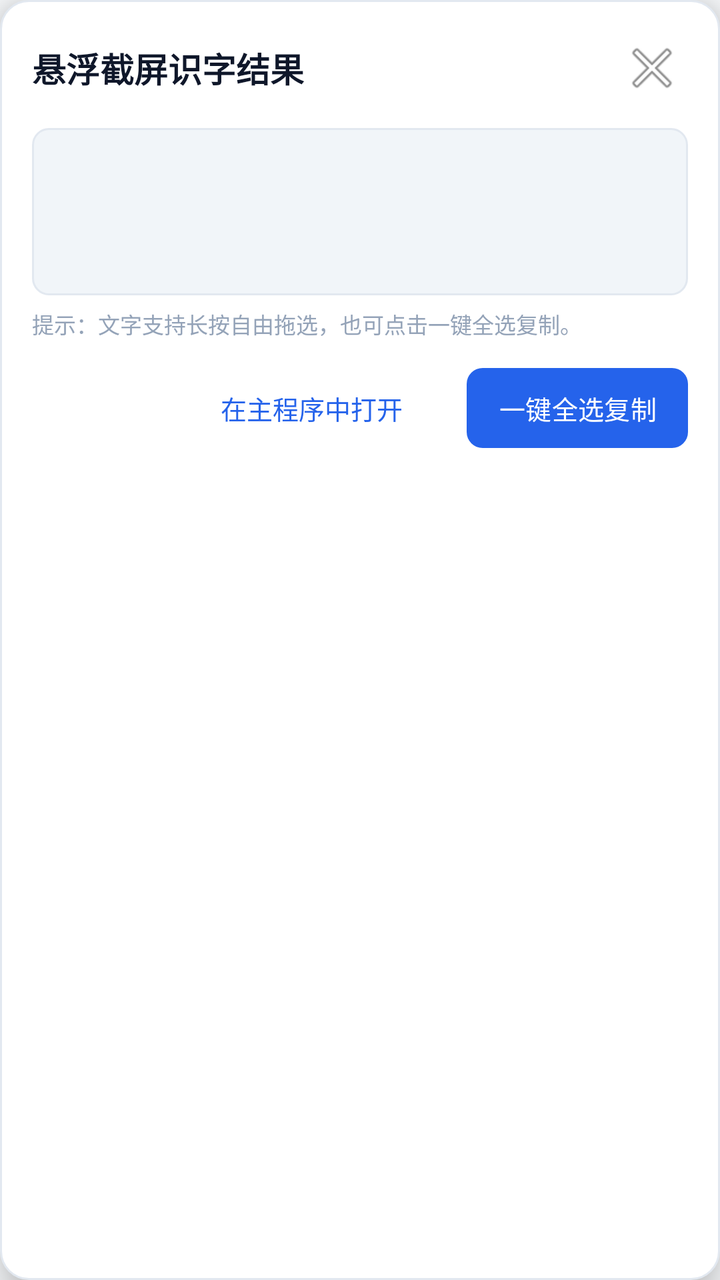
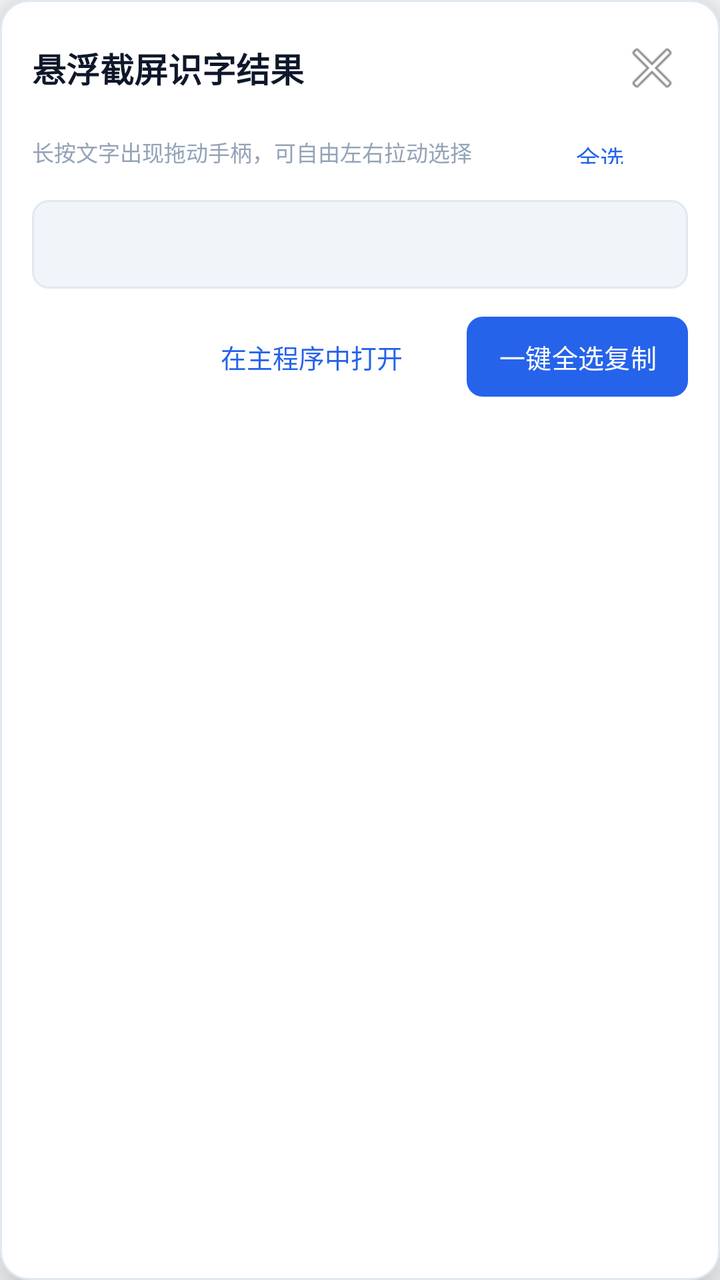

Screens rendered from an Android XML layout before and after an edit, with the pre-edit source and the edit as a unified diff.
<!-- AndroidManifest.xml: application theme Theme.SnapOCR -->
<!-- res/layout/dialog_ocr_result.xml -->
<?xml version="1.0" encoding="utf-8"?>
<LinearLayout xmlns:android="http://schemas.android.com/apk/res/android"
    android:id="@+id/dialogCardRoot"
    android:layout_width="match_parent"
    android:layout_height="wrap_content"
    android:layout_marginStart="16dp"
    android:layout_marginEnd="16dp"
    android:background="@drawable/bg_card"
    android:elevation="12dp"
    android:orientation="vertical"
    android:padding="16dp">

    
    <LinearLayout
        android:layout_width="match_parent"
        android:layout_height="wrap_content"
        android:gravity="center_vertical"
        android:orientation="horizontal">

        <TextView
            android:layout_width="0dp"
            android:layout_height="wrap_content"
            android:layout_weight="1"
            android:text="@string/dialog_capture_title"
            android:textColor="@color/text_primary"
            android:textSize="17sp"
            android:textStyle="bold" />

        <ImageButton
            android:id="@+id/btnDialogClose"
            android:layout_width="36dp"
            android:layout_height="36dp"
            android:background="?android:attr/selectableItemBackgroundBorderless"
            android:contentDescription="@string/action_close"
            android:src="@android:drawable/ic_menu_close_clear_cancel" />

    </LinearLayout>

    
    <FrameLayout
        android:layout_width="match_parent"
        android:layout_height="wrap_content"
        android:layout_marginTop="12dp"
        android:background="@drawable/bg_text_box"
        android:padding="12dp">

        <EditText
            android:id="@+id/etDialogText"
            android:layout_width="match_parent"
            android:layout_height="wrap_content"
            android:background="@null"
            android:gravity="top|start"
            android:lineSpacingExtra="4dp"
            android:maxLines="10"
            android:minLines="3"
            android:scrollbars="vertical"
            android:textIsSelectable="true"
            android:textColor="@color/text_primary"
            android:textSize="14sp" />

    </FrameLayout>

    
    <TextView
        android:layout_width="wrap_content"
        android:layout_height="wrap_content"
        android:layout_marginTop="6dp"
        android:text="@string/dialog_tip"
        android:textColor="@color/text_hint"
        android:textSize="11sp" />

    
    <LinearLayout
        android:layout_width="match_parent"
        android:layout_height="wrap_content"
        android:layout_marginTop="14dp"
        android:gravity="end"
        android:orientation="horizontal">

        <Button
            android:id="@+id/btnDialogViewInApp"
            style="?android:attr/borderlessButtonStyle"
            android:layout_width="wrap_content"
            android:layout_height="40dp"
            android:layout_marginEnd="8dp"
            android:text="@string/dialog_view_in_app"
            android:textColor="@color/primary"
            android:textSize="13sp" />

        <Button
            android:id="@+id/btnDialogCopy"
            android:layout_width="wrap_content"
            android:layout_height="40dp"
            android:background="@drawable/bg_primary_btn"
            android:paddingStart="16dp"
            android:paddingEnd="16dp"
            android:text="@string/dialog_copy_btn"
            android:textColor="#FFFFFF"
            android:textSize="13sp" />

    </LinearLayout>

</LinearLayout>
<!-- resources referenced by this layout -->
<resources>
  <color name="primary">#2563EB</color>
  <color name="text_hint">#94A3B8</color>
  <color name="text_primary">#0F172A</color>
  <!-- drawable bg_card (drawable) -->
  <?xml version="1.0" encoding="utf-8"?>
  <shape xmlns:android="http://schemas.android.com/apk/res/android"
      android:shape="rectangle">
      <solid android:color="@color/surface" />
      <corners android:radius="14dp" />
      <stroke android:width="1dp" android:color="@color/divider" />
  </shape>
  <!-- drawable bg_primary_btn (drawable) -->
  <?xml version="1.0" encoding="utf-8"?>
  <shape xmlns:android="http://schemas.android.com/apk/res/android"
      android:shape="rectangle">
      <solid android:color="@color/primary" />
      <corners android:radius="8dp" />
  </shape>
  <!-- drawable bg_text_box (drawable) -->
  <?xml version="1.0" encoding="utf-8"?>
  <shape xmlns:android="http://schemas.android.com/apk/res/android"
      android:shape="rectangle">
      <solid android:color="@color/surface_variant" />
      <corners android:radius="8dp" />
      <stroke android:width="1dp" android:color="@color/divider" />
  </shape>
  <string name="action_close">关闭</string>
  <string name="dialog_capture_title">悬浮截屏识字结果</string>
  <string name="dialog_copy_btn">一键全选复制</string>
  <string name="dialog_tip">提示：文字支持长按自由拖选，也可点击一键全选复制。</string>
  <string name="dialog_view_in_app">在主程序中打开</string>
  <style name="Theme.SnapOCR" parent="Theme.Material3.DayNight.NoActionBar">
          <item name="colorPrimary">@color/primary</item>
          <item name="colorSecondary">@color/secondary</item>
          <item name="android:statusBarColor">@color/primary_dark</item>
          <item name="android:windowBackground">@color/background</item>
      </style>
  <color name="surface">#FFFFFF</color>
  <color name="divider">#E2E8F0</color>
  <color name="surface_variant">#F1F5F9</color>
  <color name="secondary">#0D9488</color>
  <color name="primary_dark">#1D4ED8</color>
  <color name="background">#F8FAFC</color>
</resources>

<!-- the commit's change to res/layout/dialog_ocr_result.xml (unified diff, before → after) -->
@@ -6,7 +6,7 @@
     android:layout_marginStart="16dp"
     android:layout_marginEnd="16dp"
     android:background="@drawable/bg_card"
-    android:elevation="12dp"
+    android:elevation="16dp"
     android:orientation="vertical"
     android:padding="16dp">
 
@@ -26,6 +26,14 @@
             android:textSize="17sp"
             android:textStyle="bold" />
 
+        <TextView
+            android:id="@+id/tvCharCount"
+            android:layout_width="wrap_content"
+            android:layout_height="wrap_content"
+            android:layout_marginEnd="8dp"
+            android:textColor="@color/text_secondary"
+            android:textSize="12sp" />
+
         <ImageButton
             android:id="@+id/btnDialogClose"
             android:layout_width="36dp"
@@ -37,37 +45,85 @@
     </LinearLayout>
 
     
+    <LinearLayout
+        android:layout_width="match_parent"
+        android:layout_height="wrap_content"
+        android:layout_marginTop="8dp"
+        android:gravity="center_vertical"
+        android:orientation="horizontal">
+
+        <TextView
+            android:id="@+id/tvSelectionStatus"
+            android:layout_width="0dp"
+            android:layout_height="wrap_content"
+            android:layout_weight="1"
+            android:text="@string/dialog_tip_selection"
+            android:textColor="@color/text_hint"
+            android:textSize="11sp" />
+
+        <Button
+            android:id="@+id/btnSelectAllText"
+            style="?android:attr/borderlessButtonStyle"
+            android:layout_width="wrap_content"
+            android:layout_height="32dp"
+            android:minHeight="0dp"
+            android:paddingStart="8dp"
+            android:paddingEnd="8dp"
+            android:text="@string/action_select_all"
+            android:textColor="@color/primary"
+            android:textSize="12sp" />
+
+        <Button
+            android:id="@+id/btnCopySelected"
+            android:layout_width="wrap_content"
+            android:layout_height="32dp"
+            android:layout_marginStart="4dp"
+            android:background="@drawable/bg_primary_btn"
+            android:minHeight="0dp"
+            android:paddingStart="10dp"
+            android:paddingEnd="10dp"
+            android:text="@string/action_copy_selection"
+            android:textColor="#FFFFFF"
+            android:textSize="12sp"
+            android:visibility="gone" />
+
+    </LinearLayout>
+
+    
     <FrameLayout
         android:layout_width="match_parent"
         android:layout_height="wrap_content"
-        android:layout_marginTop="12dp"
+        android:layout_marginTop="8dp"
         android:background="@drawable/bg_text_box"
         android:padding="12dp">
 
-        <EditText
-            android:id="@+id/etDialogText"
+        <ScrollView
             android:layout_width="match_parent"
             android:layout_height="wrap_content"
-            android:background="@null"
-            android:gravity="top|start"
-            android:lineSpacingExtra="4dp"
-            android:maxLines="10"
-            android:minLines="3"
-            android:scrollbars="vertical"
-            android:textIsSelectable="true"
-            android:textColor="@color/text_primary"
-            android:textSize="14sp" />
+            android:fillViewport="true"
+            android:maxHeight="240dp"
+            android:scrollbars="vertical">
+
+            
+            <TextView
+                android:id="@+id/tvDialogText"
+                android:layout_width="match_parent"
+                android:layout_height="wrap_content"
+                android:background="@null"
+                android:bufferType="spannable"
+                android:clickable="true"
+                android:focusable="true"
+                android:focusableInTouchMode="true"
+                android:gravity="top|start"
+                android:lineSpacingMultiplier="1.3"
+                android:textIsSelectable="true"
+                android:textColor="@color/text_primary"
+                android:textColorHighlight="#662563EB"
+                android:textSize="15sp" />
+
+        </ScrollView>
 
     </FrameLayout>
-
-    
-    <TextView
-        android:layout_width="wrap_content"
-        android:layout_height="wrap_content"
-        android:layout_marginTop="6dp"
-        android:text="@string/dialog_tip"
-        android:textColor="@color/text_hint"
-        android:textSize="11sp" />
 
     
     <LinearLayout
@@ -88,7 +144,7 @@
             android:textSize="13sp" />
 
         <Button
-            android:id="@+id/btnDialogCopy"
+            android:id="@+id/btnDialogCopyAll"
             android:layout_width="wrap_content"
             android:layout_height="40dp"
             android:background="@drawable/bg_primary_btn"
<!-- resource entries referenced after the edit -->
@@ -3,6 +3,7 @@
   <color name="primary">#2563EB</color>
   <color name="text_hint">#94A3B8</color>
   <color name="text_primary">#0F172A</color>
+  <color name="text_secondary">#475569</color>
   <!-- drawable bg_card (drawable) -->
   <?xml version="1.0" encoding="utf-8"?>
   <shape xmlns:android="http://schemas.android.com/apk/res/android"
@@ -27,9 +28,11 @@
       <stroke android:width="1dp" android:color="@color/divider" />
   </shape>
   <string name="action_close">关闭</string>
+  <string name="action_copy_selection">复制选中</string>
+  <string name="action_select_all">全选</string>
   <string name="dialog_capture_title">悬浮截屏识字结果</string>
   <string name="dialog_copy_btn">一键全选复制</string>
-  <string name="dialog_tip">提示：文字支持长按自由拖选，也可点击一键全选复制。</string>
+  <string name="dialog_tip_selection">长按文字出现拖动手柄，可自由左右拉动选择</string>
   <string name="dialog_view_in_app">在主程序中打开</string>
   <style name="Theme.SnapOCR" parent="Theme.Material3.DayNight.NoActionBar">
           <item name="colorPrimary">@color/primary</item>
